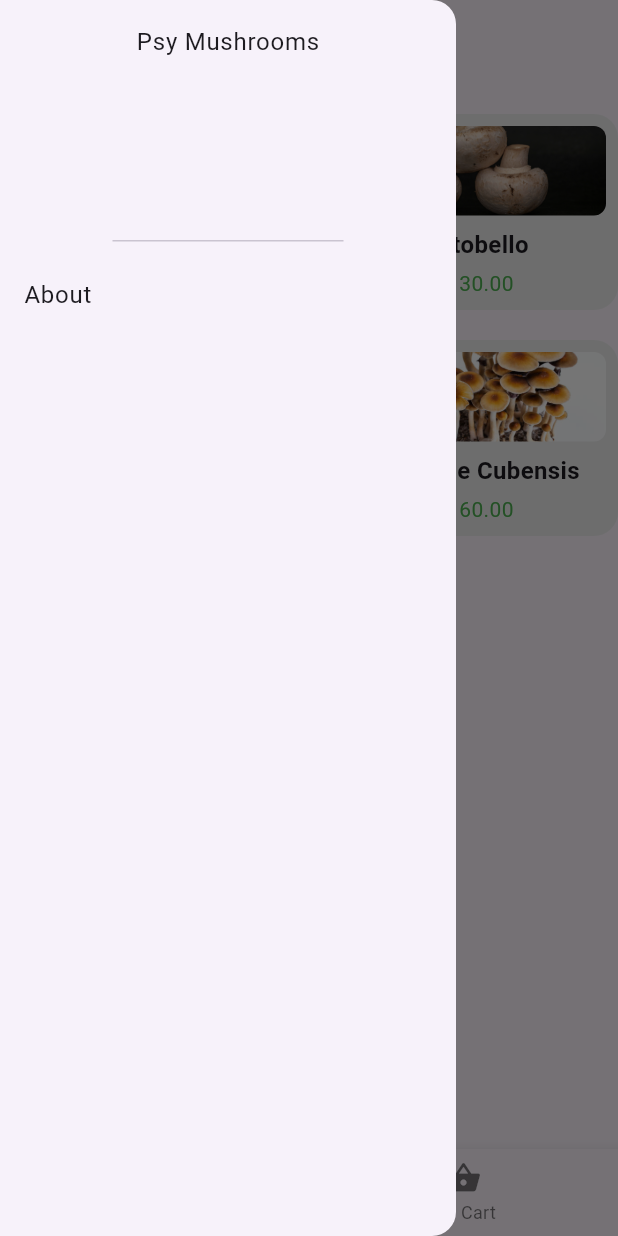
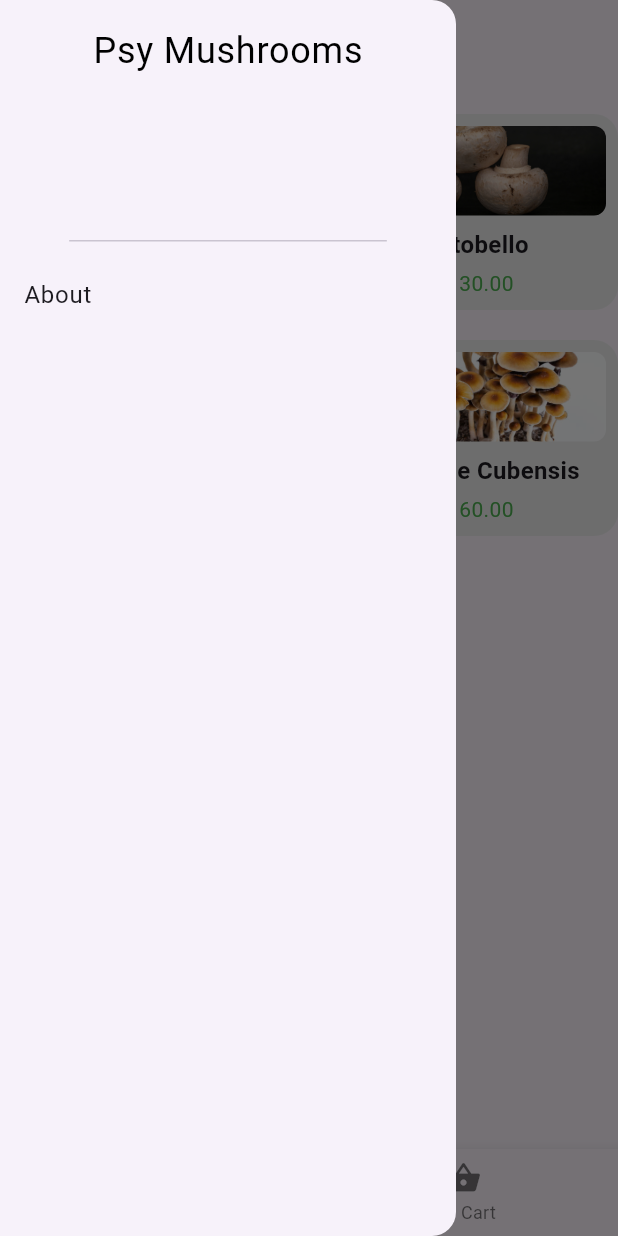
Before and after one commit to ThiagoC-Silva/psy_mushroom, a Flutter app: the screen it shows after launch, with the side drawer open, on a phone screen of 412 x 824 dp. Run offline on Flutter 3.47's test engine with Material 3 defaults, Android fonts, the phone set to English and light mode, and no system bars; our stand-ins replace google_fonts.

Commit message:
Trabalho concluído. DEUS ABENÇOE

```diff
--- a/lib/screens/cart_screen.dart
+++ b/lib/screens/cart_screen.dart
@@ -1,5 +1,5 @@
 import 'package:flutter/material.dart';
-import 'package:psy_mushroom/screens/cart.dart';
+import 'package:psy_mushroom/widgets/cart.dart';
 
 class CartScreen extends StatelessWidget {
   const CartScreen({super.key});
@@ -15,7 +15,6 @@ class CartScreen extends StatelessWidget {
         child: Column(
           crossAxisAlignment: CrossAxisAlignment.start,
           children: [
-            // Adicionando SingleChildScrollView para permitir rolagem quando necessário
             Expanded(
               child: SingleChildScrollView(
                 child: Column(
@@ -54,6 +53,7 @@ class CartScreen extends StatelessWidget {
                 ),
               ),
             ),
+
             // Exibe o total do carrinho
             Padding(
               padding: const EdgeInsets.all(16.0),
@@ -72,6 +72,7 @@ class CartScreen extends StatelessWidget {
               ),
             ),
             const SizedBox(height: 16),
+
             ElevatedButton(
               onPressed: () {
                 // Ação para finalizar a compra
--- a/lib/screens/category_details.dart
+++ b/lib/screens/category_details.dart
@@ -36,7 +36,6 @@ class CategoryDetails extends StatelessWidget {
               child: ListTile(
                 leading: Image.asset(mushroom.image, width: 50, height: 50),
                 title: Text(mushroom.title),
-                subtitle: Text(mushroom.description),
                 trailing: Text('R\$ ${mushroom.price.toStringAsFixed(2)}'),
               ),
             ),
--- a/lib/screens/mushrooms_home.dart
+++ b/lib/screens/mushrooms_home.dart
@@ -41,7 +41,7 @@ class MushroomsScreenState extends State<MushroomsScreen> {
       drawer: Drawer(
         child: Column(
           children: [
-            const DrawerHeader(child: Text("Psy Mushrooms")),
+            DrawerHeader(child: Text("Psy Mushrooms", style: TextStyles.primary,)),
             //Informações sobre o projeto e os integrantes
             ListTile(
               title: const Text('About'),
@@ -64,6 +64,7 @@ class MushroomsScreenState extends State<MushroomsScreen> {
       bottomNavigationBar: BottomNavigationBar(
         currentIndex: _currentIndex,
         onTap: _onBottomNavTapped, // Atualiza o índice e navega para a tela desejada
+
         items: const [
           BottomNavigationBarItem(
             icon: Icon(Icons.grass),
--- a/lib/screens/cart.dart
+++ b/lib/widgets/cart.dart
@@ -1,4 +1,3 @@
-// models/cart.dart
 import 'package:psy_mushroom/models/mushroom.dart';
 
 class CartItem {
--- a/lib/widgets/mushroom_grid_item.dart
+++ b/lib/widgets/mushroom_grid_item.dart
@@ -19,11 +19,12 @@ class MushroomGridItem extends StatelessWidget {
         padding: const EdgeInsets.all(8),
         decoration: BoxDecoration(
           borderRadius: BorderRadius.circular(16),
-          color: Colors.grey[200], // Fundo suave para destacar o conteúdo
+          color: Colors.grey[200],
         ),
         child: Column(
           crossAxisAlignment: CrossAxisAlignment.center,
           children: [
+
             // Exibe a imagem do cogumelo
             Expanded(
               child: ClipRRect(
@@ -36,6 +37,7 @@ class MushroomGridItem extends StatelessWidget {
               ),
             ),
             const SizedBox(height: 8),
+
             // Exibe o título
             Text(
               mushroom.title,
@@ -46,6 +48,7 @@ class MushroomGridItem extends StatelessWidget {
               textAlign: TextAlign.center,
             ),
             const SizedBox(height: 4),
+
             // Exibe o preço
             Text(
               'R\$ ${mushroom.price.toStringAsFixed(2)}',
--- a/lib/widgets/text_styles.dart
+++ b/lib/widgets/text_styles.dart
@@ -8,16 +8,4 @@ class TextStyles {
     fontWeight: FontWeight.normal,
     color: Colors.black,
   );
-
-  static TextStyle secondary = GoogleFonts.rockSalt(
-    fontSize: 18,
-    fontWeight: FontWeight.w600,
-    color: Colors.black,
-  );
-
-  static const TextStyle bodyText = TextStyle(
-    fontSize: 16,
-    fontWeight: FontWeight.w400,
-    color: Colors.grey,
-  );
 }
```
Also changed, not shown: lib/screens/information.dart (+4 -3 lines), lib/screens/mushroom_details.dart (+13 -6 lines), lib/utils/colors.dart (deleted).
